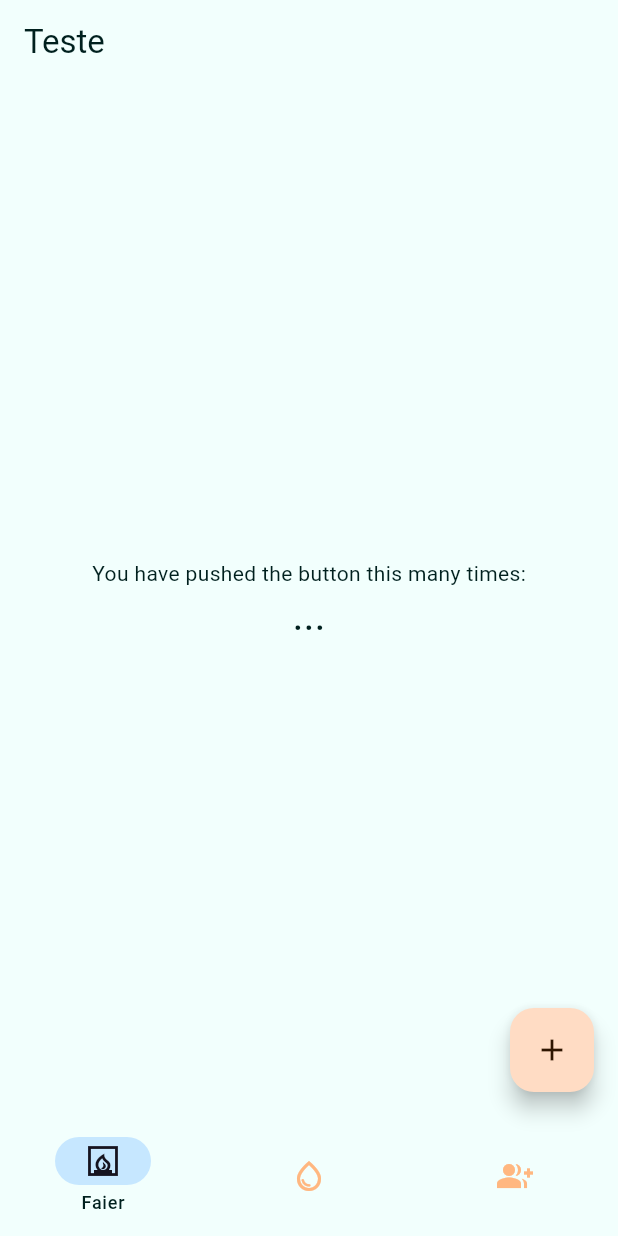
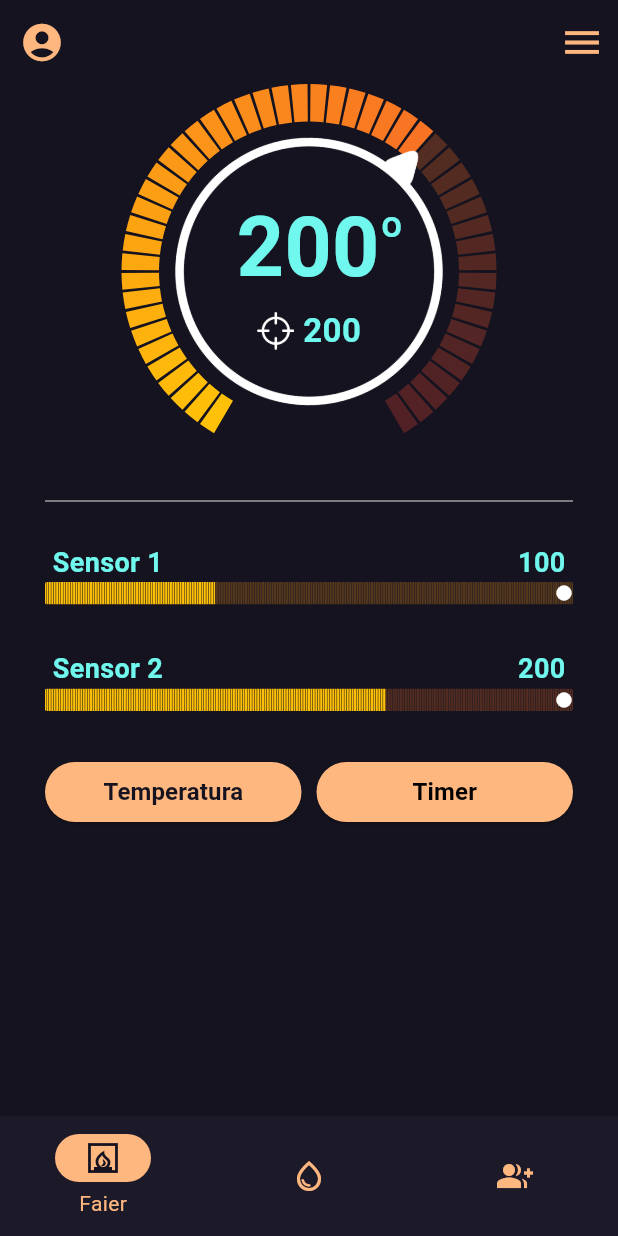
Before and after one commit to weslorde/apptempcontrolesp32, a Flutter app: the screen it shows after launch, on a phone screen of 412 x 824 dp. Run offline on Flutter 3.47's test engine with Material 2 defaults, Android fonts, the light colour scheme and no system bars; drawn by our look-alikes of step_progress_indicator.

Commit message:
Changes to be committed:
 Screen to show Temperature visualy Ok

```diff
--- a/lib/main.dart
+++ b/lib/main.dart
@@ -1,5 +1,8 @@
 import 'package:flutter/material.dart';
 
+import 'pages/page1.dart';
+import 'pages/page2.dart';
+import 'pages/page3.dart';
 import 'src/shared/themes/themes.dart';
 import 'widgets/bottomNavigationBar_Widget.dart';
 
@@ -32,7 +35,7 @@ class _MyAppState extends State<MyApp> {
     return MaterialApp(
       title: 'Flutter Demo',
       debugShowCheckedModeBanner: false,
-      themeMode: themeMode,
+      themeMode: ThemeMode.dark,//themeMode,
       theme: lightTheme,
       darkTheme: dartTheme,
       home: MyHomePage(changeThemeMode: changeThemeMode),
@@ -62,28 +65,12 @@ class _MyHomePageState extends State<MyHomePage> {
   Widget build(BuildContext context) {
     return Scaffold(
       bottomNavigationBar: BottomNavBar(currentIndex: selectedIndex, onNavBarClicked: onNavBarClicked),
-      appBar: AppBar(
-        title: const Text('Teste'),
-      ),
-      body: Center(
-        child: Column(
-          mainAxisAlignment: MainAxisAlignment.center,
-          children: <Widget>[
-            const Text(
-              'You have pushed the button this many times:',
-            ),
-            Text(
-              '...',
-              style: Theme.of(context).textTheme.headlineMedium,
-            ),
-          ],
-        ),
-      ),
-      floatingActionButton: FloatingActionButton(
+      body: const [Page1(),Page2(),Page3()][selectedIndex],
+      /*floatingActionButton: FloatingActionButton(
         onPressed: widget.changeThemeMode,
         tooltip: 'Increment',
         child: const Icon(Icons.add),
-      ),
+      ),*/
     );
   }
 }
--- /dev/null
+++ b/lib/pages/p1_Widget.dart
@@ -0,0 +1,75 @@
+import 'package:flutter/material.dart';
+import 'package:step_progress_indicator/step_progress_indicator.dart';
+
+class LineTemperatureProgress extends StatefulWidget {
+  const LineTemperatureProgress({super.key, this.temp = 0, required this.name});
+
+  final int temp;
+  final String name;
+
+  @override
+  State<LineTemperatureProgress> createState() =>
+      _LineTemperatureProgressState();
+}
+
+class _LineTemperatureProgressState extends State<LineTemperatureProgress> {
+  int totalSteps = 310;
+
+  @override
+  Widget build(BuildContext context) {
+    int currentStep = widget.temp;
+    return Column(
+      children: [
+        Padding(
+          padding: const EdgeInsets.symmetric(horizontal: 5),
+          child: Row(
+            mainAxisAlignment: MainAxisAlignment.spaceBetween,
+            children: [
+              Text(
+                widget.name,
+                style: const TextStyle(fontSize: 18, fontWeight: FontWeight.bold),
+              ),
+              Text(
+                '${widget.temp}',
+                style: const TextStyle(fontSize: 18, fontWeight: FontWeight.bold),
+              ),
+            ],
+          ),
+        ),
+        Stack(children: [
+          StepProgressIndicator(
+            size: 15,
+            roundedEdges: const Radius.circular(10),
+            padding: 0,
+            currentStep: currentStep,
+            totalSteps: totalSteps,
+            selectedGradientColor: LinearGradient(
+                begin: Alignment.topLeft,
+                end: Alignment.bottomRight,
+                colors: [
+                  Colors.amber,
+                  Color.lerp(
+                      Colors.amber, Colors.red, (currentStep / totalSteps))!
+                ]),
+            unselectedGradientColor: LinearGradient(
+                begin: Alignment.topLeft,
+                end: Alignment.bottomRight,
+                colors: [
+                  Color.lerp(Colors.amber.withAlpha(70),
+                      Colors.red.withAlpha(70), (currentStep / totalSteps))!,
+                  Colors.red.withAlpha(70)
+                ]),
+            //customColor: ColorCircularProgress,
+          ),
+          Transform(
+              transform: Matrix4.translationValues(340, 1.5, 0),
+              child: const Icon(
+                Icons.circle,
+                color: Colors.white,
+                size: 12,
+              ))
+        ]),
+      ],
+    );
+  }
+}
--- /dev/null
+++ b/lib/pages/page1.dart
@@ -0,0 +1,203 @@
+import 'package:apptempcontrolesp32/src/shared/themes/color_schemes.g.dart';
+import 'package:flutter/material.dart';
+
+import 'dart:math' as math;
+import 'package:step_progress_indicator/step_progress_indicator.dart';
+
+import 'p1_Widget.dart';
+
+class Page1 extends StatefulWidget {
+  const Page1({super.key});
+
+  @override
+  State<Page1> createState() => _Page1State();
+}
+
+class _Page1State extends State<Page1> {
+  Color ColorCircularProgress(int t) {
+    if (currentStep > t) {
+      return (Color.lerp(Colors.amber, Colors.red, t.toDouble() / totalSteps)!);
+    } else {
+      return (Color.lerp(Colors.amber.withAlpha(70), Colors.red.withAlpha(70),
+          t.toDouble() / totalSteps)!);
+    }
+  }
+
+  int temp = 200;
+  int target = 200;
+  late int totalSteps;
+  late double stepsToPi;
+  late int currentStep;
+  late int targetStep;
+
+  @override
+  void initState() {
+    //const int totalSteps = 50;  //Number of Steps of the circular indicator
+    totalSteps = 50;
+    stepsToPi = (2 * math.pi - 2 * math.pi / 6) /
+        totalSteps; // (Total size - unused size) / number of Steps = Size of each steps
+    currentStep = ((temp - 20) * (totalSteps - 0) / (300 - 20) + (0))
+        .toInt(); // ValNovaEscala = ((ValEscalaVelha - MinVelho) * (MaxNovo - (MinNovo)) / (MaxVelho - MinVelho) + (MinNovo))
+    targetStep = ((target - 20) * (totalSteps - 0) / (300 - 20) + (0)).toInt();
+
+    super.initState();
+  }
+
+  @override
+  Widget build(BuildContext context) {
+    return Scaffold(
+      appBar: AppBar(
+        leading: IconButton(
+          onPressed: () {},
+          icon: const Icon(
+            Icons.account_circle_rounded,
+            size: 30,
+          ),
+        ),
+        actions: [
+          IconButton(
+            onPressed: () {},
+            icon: const Icon(
+              Icons.menu,
+              size: 30,
+            ),
+          ),
+        ],
+      ),
+      body: Padding(
+        padding: const EdgeInsets.symmetric(horizontal: 30),
+        child: Center(
+          child: Column(
+            mainAxisAlignment: MainAxisAlignment.start,
+            children: <Widget>[
+              // Circular Principal Temperature progress Circle
+              Row(
+                mainAxisAlignment: MainAxisAlignment.spaceEvenly,
+                children: <Widget>[
+                  Stack(
+                    alignment: AlignmentDirectional.center,
+                    children: [
+                      CircularStepProgressIndicator(
+                        totalSteps: totalSteps,
+                        currentStep: currentStep,
+                        stepSize: 25,
+                        customColor: ColorCircularProgress,
+                        selectedColor: Colors.red,
+                        unselectedColor: Colors.amber,
+                        padding: math.pi / 200,
+                        width: 250,
+                        height: 250,
+                        startingAngle: 5 * math.pi / 6,
+                        arcSize: 2 * math.pi - 2 * math.pi / 6,
+                      ),
+                      Transform.rotate(
+                        angle: math.pi / 6 + targetStep * stepsToPi,
+                        child: Image.asset(
+                          "lib/assets/images/TargetCircular.png",
+                          color: Colors.white,
+                          height: 220,
+                        ),
+                      ),
+                      Column(
+                        children: [
+                          Padding(
+                            padding: const EdgeInsets.only(left: 15),
+                            child: Row(
+                              children: [
+                                Text(
+                                  "$temp",
+                                  style: const TextStyle(
+                                      fontSize: 55,
+                                      fontWeight: FontWeight.bold),
+                                ),
+                                //Padding + Text to make the º graus symbol
+                                const Padding(
+                                  padding: EdgeInsets.only(bottom: 15),
+                                  child: Text(
+                                    "º",
+                                    style: TextStyle(
+                                        fontSize: 35,
+                                        fontWeight: FontWeight.bold),
+                                  ),
+                                ),
+                              ],
+                            ),
+                          ),
+                          Row(
+                            children: [
+                              Image.asset(
+                                "lib/assets/images/TargetIcon.png",
+                                color: Colors.white,
+                                height: 25,
+                              ),
+                              Text(
+                                " $target",
+                                style: const TextStyle(
+                                    fontSize: 22, fontWeight: FontWeight.bold),
+                              ),
+                            ],
+                          ),
+                        ],
+                      )
+                    ],
+                  ),
+                ],
+              ),
+
+              // Divisor Bar with padding
+              const Padding(
+                padding: EdgeInsets.symmetric(vertical: 20),
+                child: Divider(
+                  thickness: 1,
+                  color: Colors.grey,
+                ),
+              ),
+
+              LineTemperatureProgress(temp: 100, name: "Sensor 1",),
+              const SizedBox(
+                height: 30,
+              ),
+              LineTemperatureProgress(temp: 200, name: "Sensor 2",),
+              const SizedBox(
+                height: 30,
+              ),
+
+              Row(
+                mainAxisAlignment: MainAxisAlignment.center,
+                children: [
+                  Expanded(
+                    child: ElevatedButton(
+                      onPressed: () {},
+                      child: Text(
+                        "Temperatura",
+                        style: TextStyle(
+                            color: darkColorScheme.background,
+                            fontSize: 16,
+                            fontWeight: FontWeight.bold),
+                      ),
+                    ),
+                  ),
+                  SizedBox(
+                    width: 10,
+                  ),
+                  Expanded(
+                    child: ElevatedButton(
+                      onPressed: () {},
+                      child: Text(
+                        "Timer",
+                        style: TextStyle(
+                            //color: darkColorScheme.background,
+                            fontSize: 16,
+                            fontWeight: FontWeight.bold),
+                      ),
+                    ),
+                  ),
+                ],
+              )
+            ],
+          ),
+        ),
+      ),
+    );
+  }
+}
--- /dev/null
+++ b/lib/pages/page2.dart
@@ -0,0 +1,33 @@
+import 'package:flutter/material.dart';
+
+class Page2 extends StatefulWidget {
+  const Page2({super.key});
+
+  @override
+  State<Page2> createState() => _Page2State();
+}
+
+class _Page2State extends State<Page2> {
+  @override
+  Widget build(BuildContext context) {
+    return Scaffold(
+      appBar: AppBar(
+        title: const Text('Batata'),
+      ),
+      body: Center(
+        child: Column(
+          mainAxisAlignment: MainAxisAlignment.center,
+          children: <Widget>[
+            const Text(
+              'PAGINA 222222',
+            ),
+            Text(
+              '...',
+              style: Theme.of(context).textTheme.headlineMedium,
+            ),
+          ],
+        ),
+      ),
+    );
+  }
+}
--- /dev/null
+++ b/lib/pages/page3.dart
@@ -0,0 +1,33 @@
+import 'package:flutter/material.dart';
+
+class Page3 extends StatefulWidget {
+  const Page3({super.key});
+
+  @override
+  State<Page3> createState() => _Page3State();
+}
+
+class _Page3State extends State<Page3> {
+  @override
+  Widget build(BuildContext context) {
+    return Scaffold(
+      appBar: AppBar(
+        title: const Text('Carne'),
+      ),
+      body: Center(
+        child: Column(
+          mainAxisAlignment: MainAxisAlignment.center,
+          children: <Widget>[
+            const Text(
+              'PAGINA 3333333',
+            ),
+            Text(
+              '...',
+              style: Theme.of(context).textTheme.headlineMedium,
+            ),
+          ],
+        ),
+      ),
+    );
+  }
+}
--- a/lib/src/shared/themes/themes.dart
+++ b/lib/src/shared/themes/themes.dart
@@ -23,8 +23,20 @@ final dartTheme = ThemeData(
         darkColorScheme.primary, //navBar_Bacground = 60% of color #473f66
     labelTextStyle:
         MaterialStatePropertyAll(TextStyle(color: darkColorScheme.primary)),
-    iconTheme: MaterialStatePropertyAll(IconThemeData(color: darkColorScheme.background)),
-
-
+    iconTheme: MaterialStatePropertyAll(
+        IconThemeData(color: darkColorScheme.background)),
+  ),
+  elevatedButtonTheme: ElevatedButtonThemeData(
+    style: ButtonStyle(
+        backgroundColor: MaterialStatePropertyAll(darkColorScheme.primary),
+        foregroundColor: const MaterialStatePropertyAll(Colors.black),
+        overlayColor:
+            const MaterialStatePropertyAll(Color.fromARGB(255, 182, 121, 74))),
+  ),
+  iconButtonTheme: IconButtonThemeData(
+    style: ButtonStyle(
+      iconColor: MaterialStatePropertyAll(darkColorScheme.primary),
+      overlayColor: const MaterialStatePropertyAll(Color.fromARGB(255, 182, 121, 74)),
+    ),
   ),
 );
```
Also changed, not shown: pubspec.yaml (+5 -2 lines), lib/assets/images/TargetCircular.png (added), lib/assets/images/TargetIcon.png (added), pubspec.lock.
